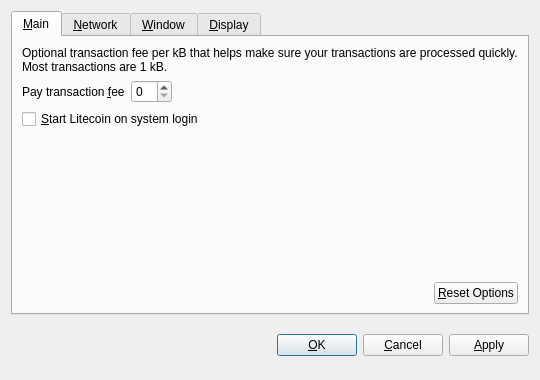
teestcoin/teestcoin1, file src/qt/forms/optionsdialog.ui: the form before one commit.
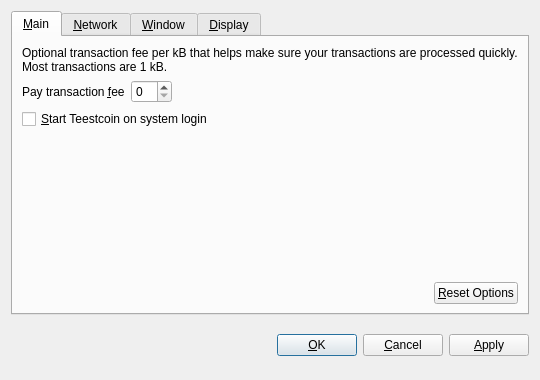
The form after the commit. Custom widgets are drawn as their Qt base class.

What changed in the file:
```diff
--- a/src/qt/forms/optionsdialog.ui
+++ b/src/qt/forms/optionsdialog.ui
@@ -82,7 +82,7 @@
           <string>Automatically start Litecoin after logging in to the system.</string>
          </property>
          <property name="text">
-          <string>&amp;Start Litecoin on system login</string>
+          <string>&amp;Start Teestcoin on system login</string>
          </property>
         </widget>
        </item>
```
Left out of the diff: 10 changed lines with no effect on the pictures.
